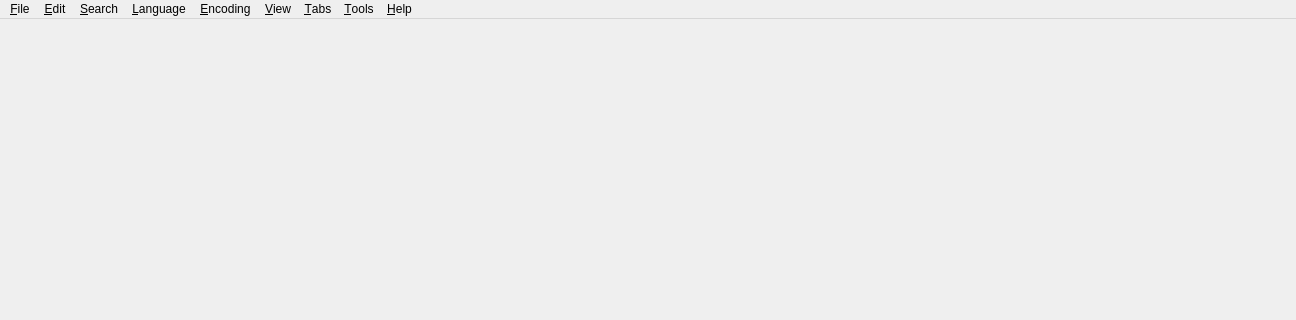
First picture: the form in src/gui/dialogs/formmain.ui, repository martinrotter/textosaurus, before the edit; both pictures show x 0 to 1296 and y 0 to 320 of the 1296 by 677 pixel window.
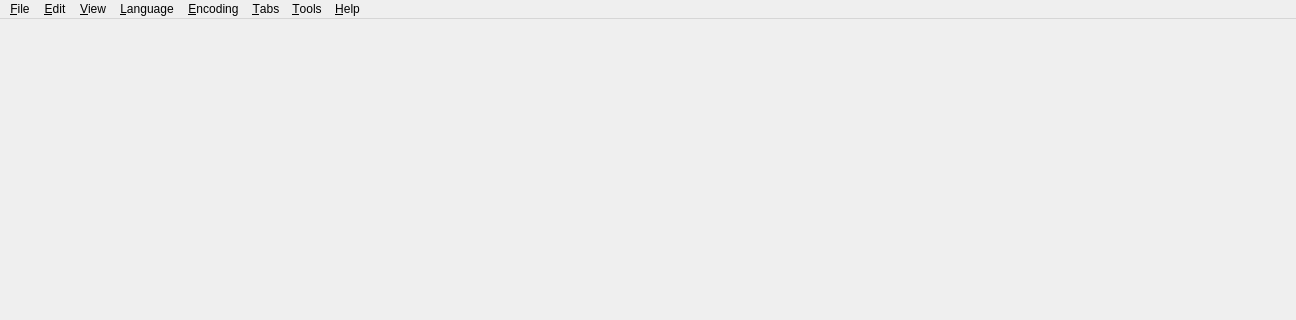
Second picture: the form after the edit.

Commit message: Reorder menus.

```diff
--- a/src/gui/dialogs/formmain.ui
+++ b/src/gui/dialogs/formmain.ui
@@ -175,12 +175,6 @@
     <addaction name="separator"/>
     <addaction name="m_menuEolConversion"/>
    </widget>
-   <widget class="QMenu" name="m_menuSearch">
-    <property name="title">
-     <string>&amp;Search</string>
-    </property>
-    <addaction name="m_actionFindReplace"/>
-   </widget>
    <widget class="QMenu" name="m_menuLanguage">
     <property name="title">
      <string>&amp;Language</string>
@@ -193,10 +187,9 @@
    </widget>
    <addaction name="m_menuFile"/>
    <addaction name="m_menuEdit"/>
-   <addaction name="m_menuSearch"/>
+   <addaction name="m_menuView"/>
    <addaction name="m_menuLanguage"/>
    <addaction name="m_menuEncoding"/>
-   <addaction name="m_menuView"/>
    <addaction name="m_menuWebBrowserTabs"/>
    <addaction name="m_menuTools"/>
    <addaction name="m_menuHelp"/>
```
Left out of the diff: 2 changed lines with no effect on the pictures. The commit also changes 2 other files.
